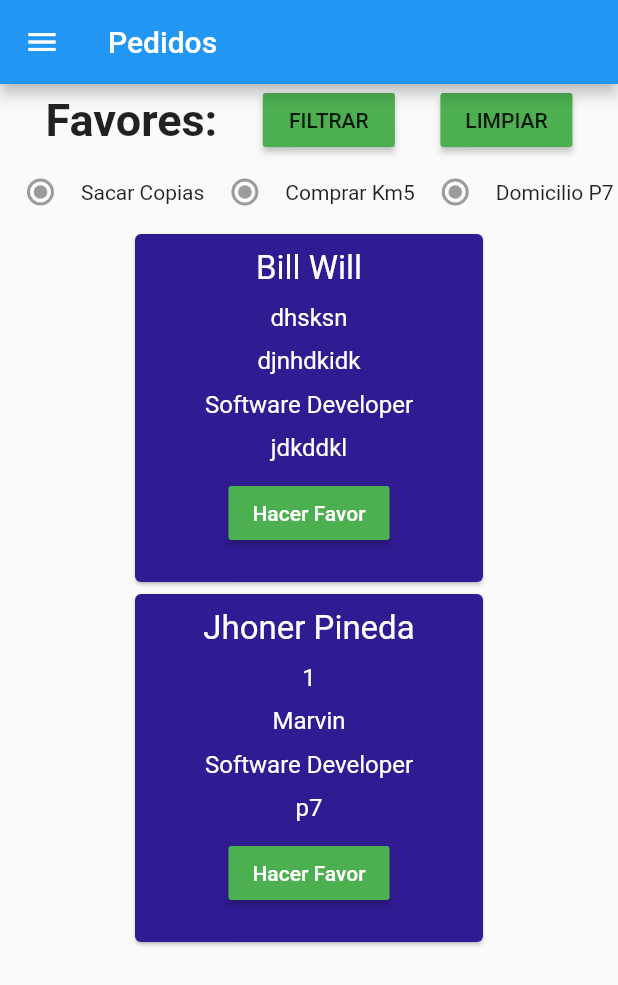
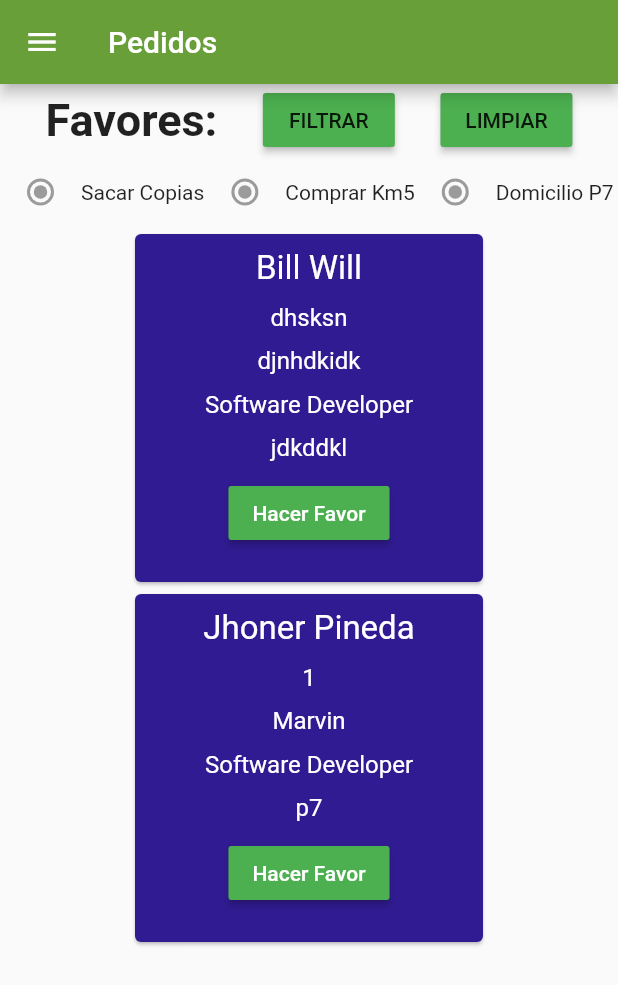
Before and after one commit to marvinel/karma_flutter, a Flutter app: the screen it shows after launch, after a tap on "Login", on a phone screen of 412 x 824 dp. Shown: the top 985 px of the screen. Run offline on Flutter 3.47's test engine with Material 2 defaults, Android fonts, the phone set to English and light mode, and no system bars; our stand-ins replace font_awesome_flutter.

Commit message:
color a la barra top

```diff
--- a/lib/widgets/favorLista.dart
+++ b/lib/widgets/favorLista.dart
@@ -2,6 +2,9 @@ import 'package:flutter/material.dart';
 import 'package:karma/classes/favor.dart';
 import 'package:karma/widgets/constants.dart';
 
+import '../main.dart';
+import 'constants.dart';
+import 'constants.dart';
 import 'constants.dart';
 
 class FLista extends StatelessWidget {
@@ -13,10 +16,12 @@ class FLista extends StatelessWidget {
       title: 'Bienvenidos a los pedidos',
       home: Scaffold(
         appBar: AppBar(
+          backgroundColor: mainColor,
           title: Text('Pedidos'),
         ),
         body: Stack(
           children: <Widget>[
+            Container(decoration: BoxDecoration()),
             Column(
               mainAxisAlignment: MainAxisAlignment.start,
               children: <Widget>[
```
